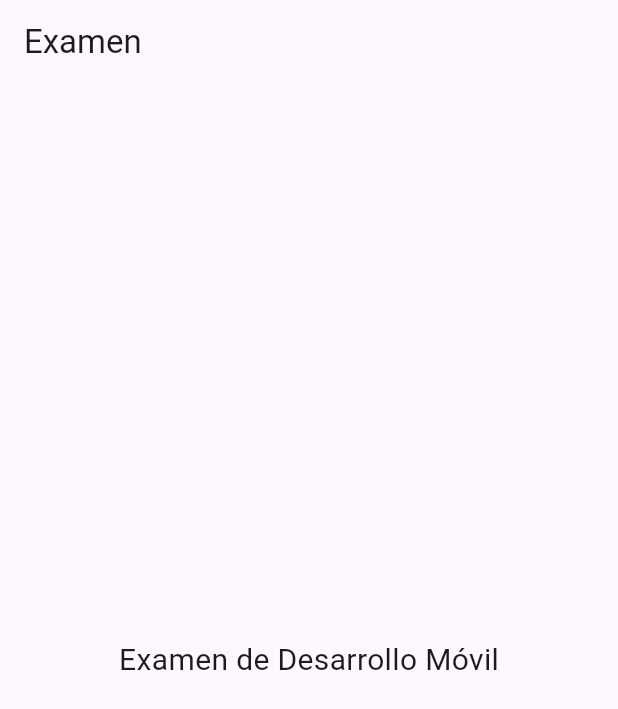
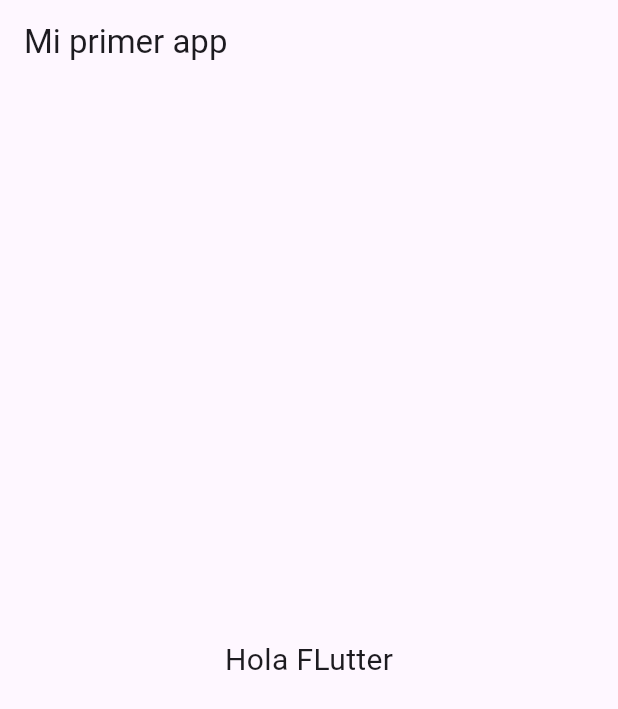
Before and after one commit to SolaceXD/ExamenRecuperaDedesarrollomovile, a Flutter app: the screen it shows after launch, on a phone screen of 412 x 824 dp. Shown: the top 709 px of the screen. Run offline on Flutter 3.47's test engine with Material 3 defaults, Android fonts, the phone set to English and light mode, and no system bars.

Commit message:
Recupera

```diff
--- a/lib/main.dart
+++ b/lib/main.dart
@@ -10,14 +10,14 @@ class MyApp extends StatelessWidget {
   @override
   Widget build(BuildContext context) {
     return MaterialApp(
-      title: 'Examen Flutter',
+      title: 'Examen Recupera Flutter',
       home: Scaffold(
         appBar: AppBar(
-          title: const Text('Examen'),
+          title: const Text('Mi primer app'),
         ),
         body: const Center(
           child: Text(
-            'Examen de Desarrollo Móvil',
+            'Hola FLutter',
             style: TextStyle(fontSize: 20),
           ),
         ),
```
